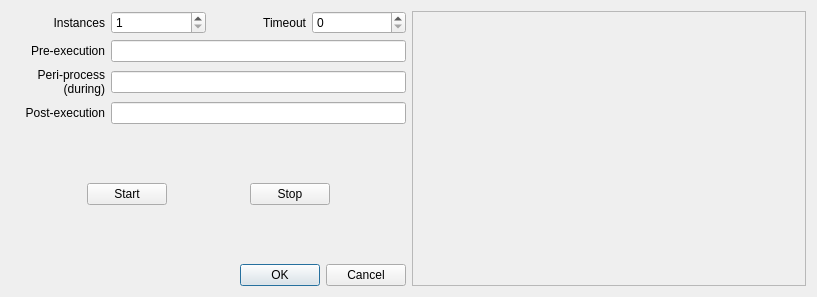
Qt form BlastProcessing/src/BlastProcessing.ui (mwales/security) before a commit.
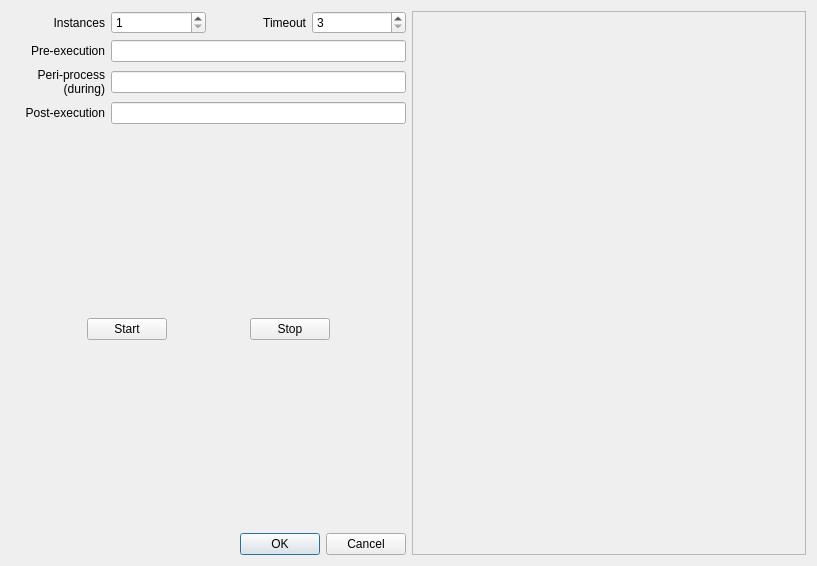
The same form after that commit.

Commit message: Updated the Runner status GUI, simplified

Diff of the .ui file:
```diff
--- a/BlastProcessing/src/BlastProcessing.ui
+++ b/BlastProcessing/src/BlastProcessing.ui
@@ -7,7 +7,7 @@
     <x>0</x>
     <y>0</y>
     <width>817</width>
-    <height>297</height>
+    <height>566</height>
    </rect>
   </property>
   <property name="windowTitle">
@@ -46,7 +46,14 @@
         </widget>
        </item>
        <item row="0" column="3">
-        <widget class="QSpinBox" name="theTimeoutSecs"/>
+        <widget class="QSpinBox" name="theTimeoutSecs">
+         <property name="minimum">
+          <number>3</number>
+         </property>
+         <property name="maximum">
+          <number>600</number>
+         </property>
+        </widget>
        </item>
        <item row="1" column="0">
         <widget class="QLabel" name="label">
@@ -196,9 +203,10 @@
         <x>0</x>
         <y>0</y>
         <width>396</width>
-        <height>279</height>
+        <height>548</height>
        </rect>
       </property>
+      <layout class="QVBoxLayout" name="verticalLayout_2"/>
      </widget>
     </widget>
    </item>
```
Left out of the diff: 4 changed lines with no effect on the pictures. The commit also changes 4 other files.
